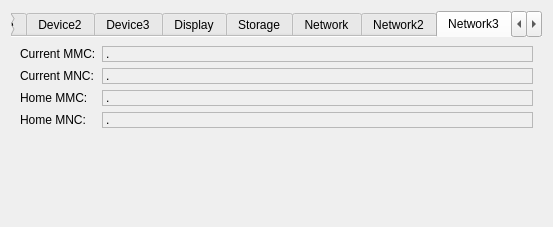
The window that examples/sysinfo/dialog_landscape.ui (qtproject/qt-mobility) describes before a commit, drawn with Qt 5.
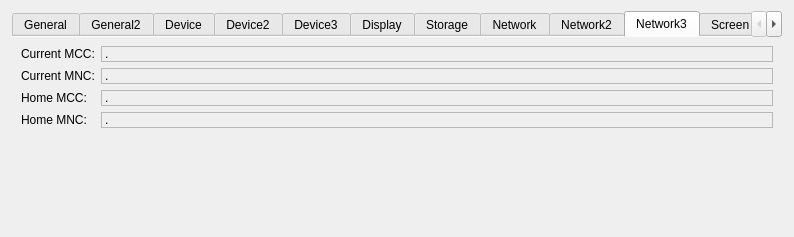
The same window after the commit. The open tabs and pages were chosen to show the change. Icons and pictures are not drawn.

The edit to the form file:
```diff
--- a/examples/sysinfo/dialog_landscape.ui
+++ b/examples/sysinfo/dialog_landscape.ui
@@ -6,8 +6,8 @@
    <rect>
     <x>0</x>
     <y>0</y>
-    <width>553</width>
-    <height>227</height>
+    <width>794</width>
+    <height>237</height>
    </rect>
   </property>
   <property name="windowTitle">
@@ -1269,7 +1269,7 @@
             </sizepolicy>
            </property>
            <property name="text">
-            <string>Current MMC:</string>
+            <string>Current MCC:</string>
            </property>
           </widget>
          </item>
@@ -1303,7 +1303,7 @@
             </sizepolicy>
            </property>
            <property name="text">
-            <string>Home MMC:</string>
+            <string>Home MCC:</string>
            </property>
           </widget>
          </item>
```
